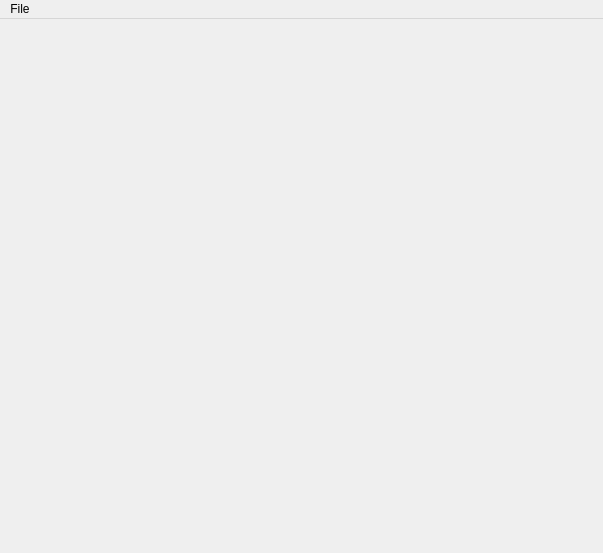
This is Examples/Python/QtSimpleView.ui in emonson/vtkVTG as Qt 5 draws it before an edit. The edited form follows.
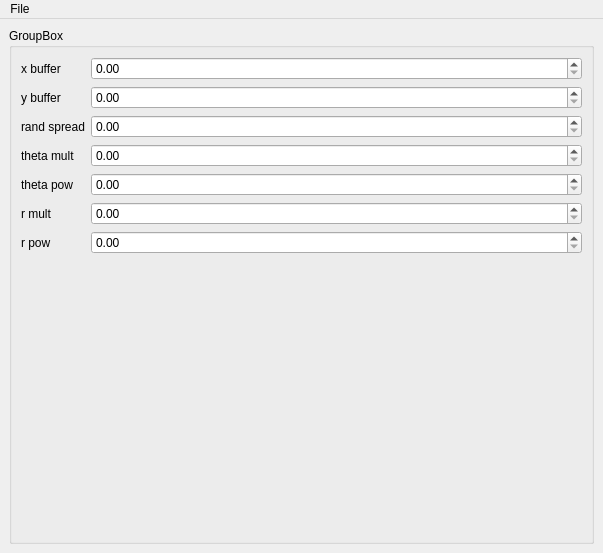
This is the edited form.

Commit message:
Added square layout and check all layout for testing
Exposed a bunch of parameters for testing and a new
version 3 python gui which allows parameter tuning.

Diff of the .ui file:
```diff
--- a/Examples/Python/QtSimpleView.ui
+++ b/Examples/Python/QtSimpleView.ui
@@ -14,7 +14,87 @@
    <string>MainWindow</string>
   </property>
   <widget class="QWidget" name="centralWidget">
-   <layout class="QGridLayout" name="gridLayout"/>
+   <layout class="QGridLayout" name="gridLayout">
+    <item row="0" column="0">
+     <widget class="QGroupBox" name="groupBox">
+      <property name="title">
+       <string>GroupBox</string>
+      </property>
+      <layout class="QFormLayout" name="formLayout">
+       <item row="0" column="0">
+        <widget class="QLabel" name="label">
+         <property name="text">
+          <string>x buffer</string>
+         </property>
+        </widget>
+       </item>
+       <item row="0" column="1">
+        <widget class="QDoubleSpinBox" name="doubleSpinBox_xbuffer"/>
+       </item>
+       <item row="1" column="0">
+        <widget class="QLabel" name="label_2">
+         <property name="text">
+          <string>y buffer</string>
+         </property>
+        </widget>
+       </item>
+       <item row="1" column="1">
+        <widget class="QDoubleSpinBox" name="doubleSpinBox_ybuffer"/>
+       </item>
+       <item row="2" column="1">
+        <widget class="QDoubleSpinBox" name="doubleSpinBox_randSpread"/>
+       </item>
+       <item row="3" column="1">
+        <widget class="QDoubleSpinBox" name="doubleSpinBox_thetaMult"/>
+       </item>
+       <item row="2" column="0">
+        <widget class="QLabel" name="label_3">
+         <property name="text">
+          <string>rand spread</string>
+         </property>
+        </widget>
+       </item>
+       <item row="3" column="0">
+        <widget class="QLabel" name="label_4">
+         <property name="text">
+          <string>theta mult</string>
+         </property>
+        </widget>
+       </item>
+       <item row="4" column="0">
+        <widget class="QLabel" name="label_5">
+         <property name="text">
+          <string>theta pow</string>
+         </property>
+        </widget>
+       </item>
+       <item row="5" column="0">
+        <widget class="QLabel" name="label_6">
+         <property name="text">
+          <string>r mult</string>
+         </property>
+        </widget>
+       </item>
+       <item row="6" column="0">
+        <widget class="QLabel" name="label_7">
+         <property name="text">
+          <string>r pow</string>
+         </property>
+        </widget>
+       </item>
+       <item row="4" column="1">
+        <widget class="QDoubleSpinBox" name="doubleSpinBox_thetaPow"/>
+       </item>
+       <item row="5" column="1">
+        <widget class="QDoubleSpinBox" name="doubleSpinBox_rMult"/>
+       </item>
+       <item row="6" column="1">
+        <widget class="QDoubleSpinBox" name="doubleSpinBox_rPow"/>
+       </item>
+      </layout>
+     </widget>
+    </item>
+   </layout>
   </widget>
   <widget class="QMenuBar" name="menuBar">
    <property name="geometry">
```
The commit also changes 6 other files.
